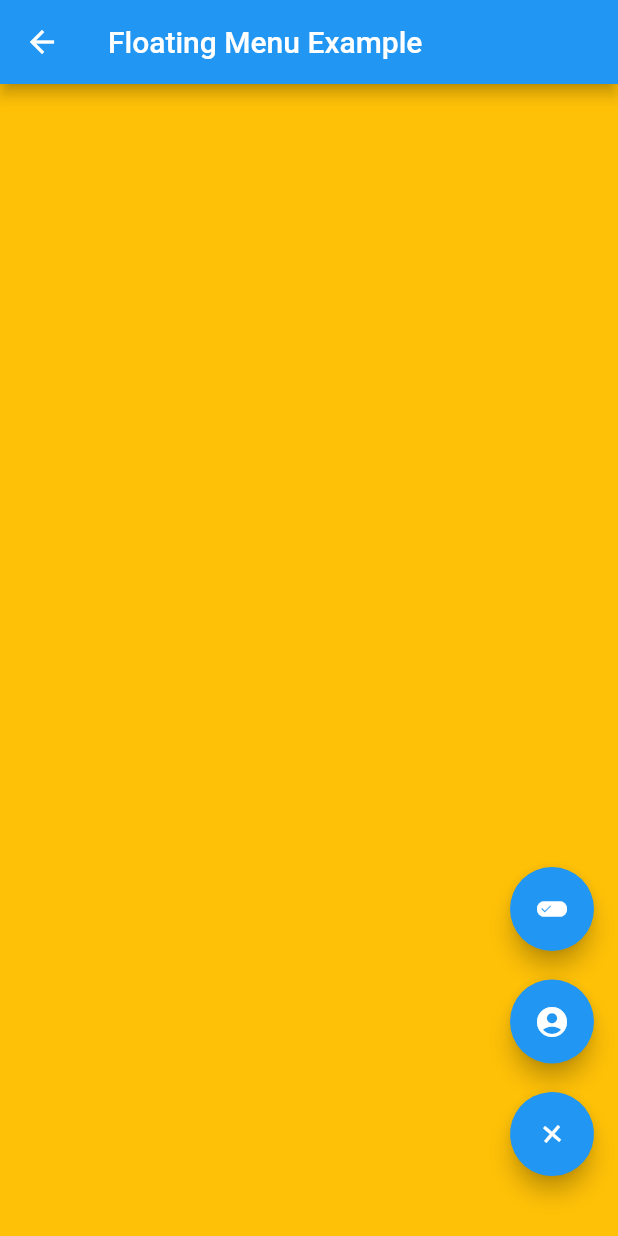
After one commit to islamdidarmd/flutter-playground, a Flutter app: the FabMenu screen opened directly, after a tap on the "edit attributes" icon, on a phone screen of 412 x 824 dp. The commit adds this screen. Run offline on Flutter 3.47's test engine with Material 2 defaults, Android fonts, the light colour scheme and no system bars.

Commit message:
Add floating menu example

```diff
--- /dev/null
+++ b/lib/fab_menu/fab_menu.dart
@@ -0,0 +1,89 @@
+import 'package:flutter/foundation.dart';
+import 'package:flutter/material.dart';
+
+class FabMenu extends StatefulWidget {
+  const FabMenu({Key? key}) : super(key: key);
+
+  @override
+  _FabMenuState createState() => _FabMenuState();
+}
+
+class _FabMenuState extends State<FabMenu>
+    with SingleTickerProviderStateMixin {
+  late AnimationController _animationController;
+  late Animation<int> _animation;
+
+  bool isOpen = false;
+
+  @override
+  void initState() {
+    super.initState();
+    _animationController =
+        AnimationController(vsync: this, duration: const Duration(milliseconds: 200));
+    final curve = CurvedAnimation(
+        parent: _animationController, curve: Curves.fastOutSlowIn);
+    _animation = IntTween(begin: 0, end: 300).animate(curve);
+  }
+
+  @override
+  void dispose() {
+    _animationController.dispose();
+    super.dispose();
+  }
+
+  @override
+  Widget build(BuildContext context) {
+    return Scaffold(
+      appBar: AppBar(title: const Text('Floating Menu Example')),
+      body: Container(
+        color: Colors.amber,
+        child: AnimatedBuilder(
+          animation: _animation,
+          builder: (context, child) {
+            if (kDebugMode) {
+              print('Animation value ${_animation.value}');
+            }
+            return Stack(
+              children: [
+                Positioned(
+                  right: 16,
+                  bottom: (_animation.value / 2) + 40,
+                  child: FloatingActionButton(
+                    onPressed: () {},
+                    child: const Icon(Icons.edit_attributes),
+                  ),
+                ),
+                Positioned(
+                  right: 16,
+                  bottom: (_animation.value / 4) + 40,
+                  child: FloatingActionButton(
+                    onPressed: () {},
+                    child: const Icon(Icons.account_circle),
+                  ),
+                ),
+                Positioned(
+                  bottom: 40,
+                  right: 16,
+                  child: Transform.rotate(
+                    angle: -(_animation.value / 20),
+                    child: FloatingActionButton(
+                      onPressed: () {
+                        if (isOpen) {
+                          _animationController.reverse();
+                        } else {
+                          _animationController.forward();
+                        }
+                        this.isOpen = !this.isOpen;
+                      },
+                      child: this.isOpen ? Icon(Icons.add) : Icon(Icons.menu),
+                    ),
+                  ),
+                ),
+              ],
+            );
+          },
+        ),
+      ),
+    );
+  }
+}
--- a/lib/home/home_screen.dart
+++ b/lib/home/home_screen.dart
@@ -1,6 +1,7 @@
 import 'package:flutter/material.dart';
 import 'package:flutter_playground/custom_painter/custom_painter_screen.dart';
 import 'package:flutter_playground/dot_progress/dot_progress.dart';
+import 'package:flutter_playground/fab_menu/fab_menu.dart';
 import 'package:flutter_playground/utils/navigation_utils.dart';
 
 import '../bottom_nav/bottom_nav_screen.dart';
@@ -45,6 +46,12 @@ class HomeScreen extends StatelessWidget {
               },
               child: const Text('Dot Progress'),
             ),
+            ElevatedButton(
+              onPressed: () {
+                context.navigateTo(const FabMenu());
+              },
+              child: const Text('Fab Menu'),
+            ),
           ],
         ),
       ),
```
Also changed, not shown: lib/fab_menu/demo.gif (added).
